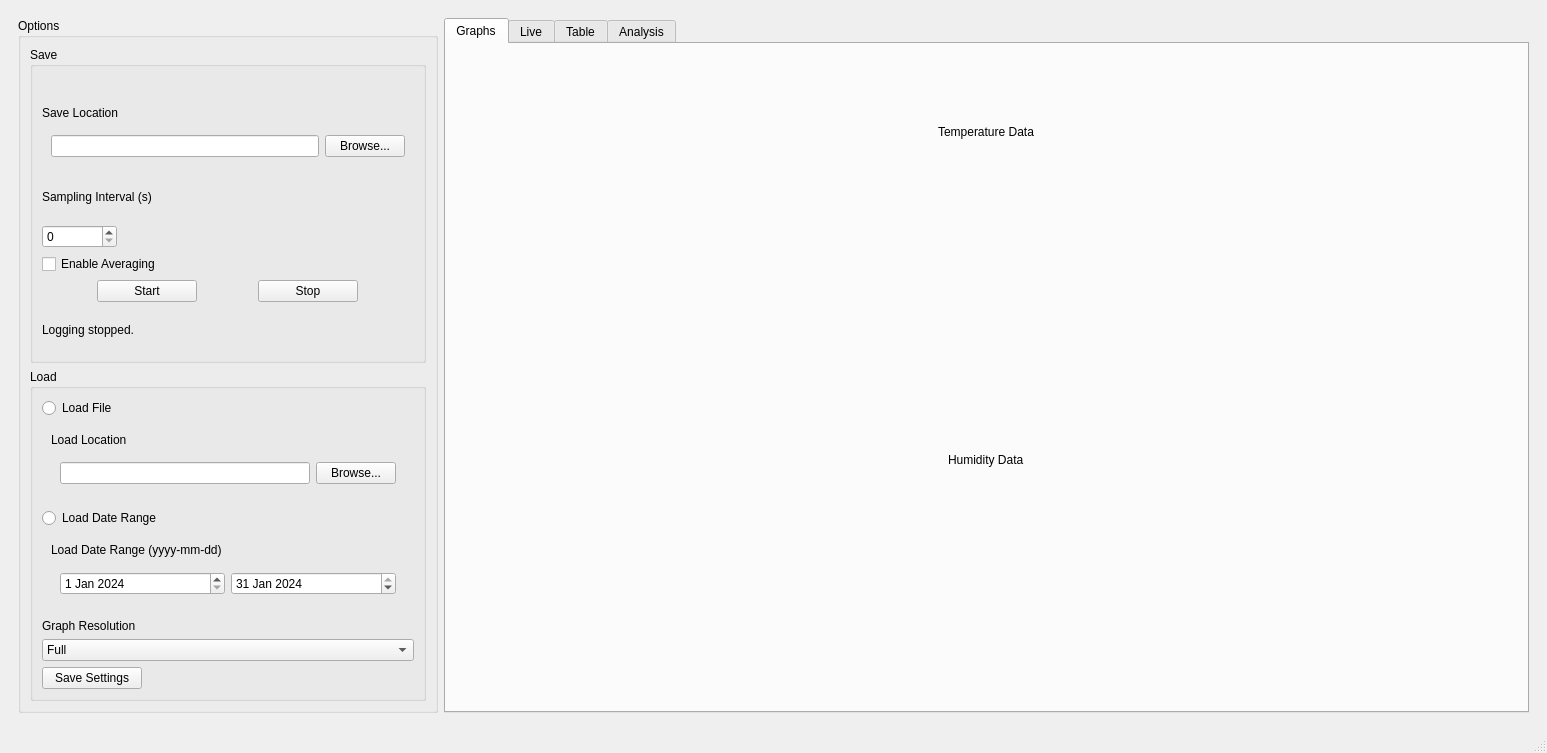
Qt form mainwindow.ui (brennanleblanc0/QSUM-TempGui) before a commit.
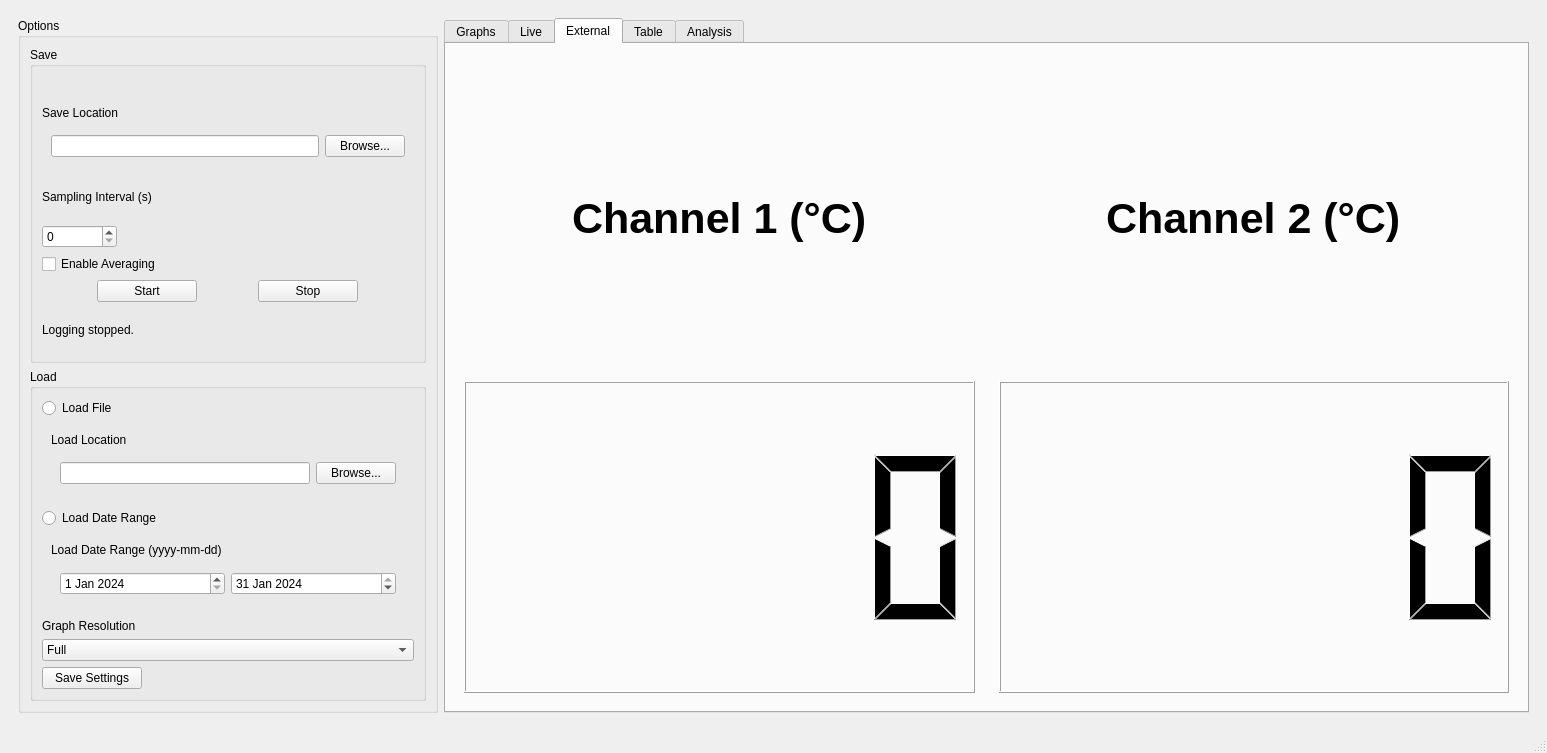
The same form after that commit. Custom widgets are drawn as their Qt base class.

Commit message: Add another channel

Diff of the .ui file:
```diff
--- a/mainwindow.ui
+++ b/mainwindow.ui
@@ -281,7 +281,7 @@
        <item>
         <widget class="QTabWidget" name="tabWidget">
          <property name="currentIndex">
-          <number>0</number>
+          <number>2</number>
          </property>
          <widget class="QWidget" name="graphTab">
           <attribute name="title">
@@ -393,6 +393,77 @@
            </item>
           </layout>
          </widget>
+         <widget class="QWidget" name="tab">
+          <attribute name="title">
+           <string>External</string>
+          </attribute>
+          <layout class="QHBoxLayout" name="horizontalLayout_3">
+           <item>
+            <widget class="QWidget" name="ch1Live" native="true">
+             <layout class="QVBoxLayout" name="verticalLayout_2">
+              <item alignment="Qt::AlignHCenter">
+               <widget class="QLabel" name="ch1Label">
+                <property name="font">
+                 <font>
+                  <pointsize>32</pointsize>
+                  <bold>true</bold>
+                 </font>
+                </property>
+                <property name="text">
+                 <string>Channel 1 (°C)</string>
+                </property>
+               </widget>
+              </item>
+              <item>
+               <widget class="QLCDNumber" name="ch1Number">
+                <property name="minimumSize">
+                 <size>
+                  <width>0</width>
+                  <height>0</height>
+                 </size>
+                </property>
+                <property name="value" stdset="0">
+                 <double>0.000000000000000</double>
+                </property>
+               </widget>
+              </item>
+             </layout>
+            </widget>
+           </item>
+           <item>
+            <widget class="QWidget" name="ch2Live" native="true">
+             <layout class="QVBoxLayout" name="verticalLayout_3">
+              <item alignment="Qt::AlignHCenter">
+               <widget class="QLabel" name="ch2Label">
+                <property name="font">
+                 <font>
+                  <pointsize>32</pointsize>
+                  <bold>true</bold>
+                 </font>
+                </property>
+                <property name="text">
+                 <string>Channel 2 (°C)</string>
+                </property>
+               </widget>
+              </item>
+              <item>
+               <widget class="QLCDNumber" name="ch2Number">
+                <property name="minimumSize">
+                 <size>
+                  <width>0</width>
+                  <height>0</height>
+                 </size>
+                </property>
+                <property name="value" stdset="0">
+                 <double>0.000000000000000</double>
+                </property>
+               </widget>
+              </item>
+             </layout>
+            </widget>
+           </item>
+          </layout>
+         </widget>
          <widget class="QWidget" name="tableTab">
           <attribute name="title">
            <string>Table</string>
```
Left out of the diff: 2 changed lines with no effect on the pictures. The commit also changes 2 other files.
